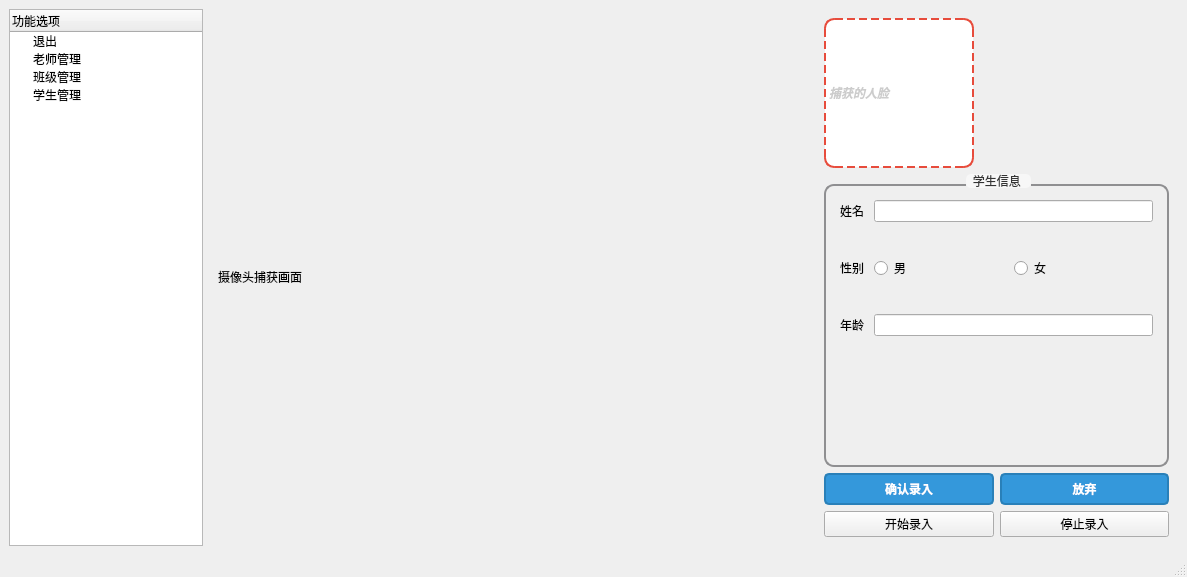
epocode/attendance_system, file ui_creator/admin_window.ui: the form before one commit.
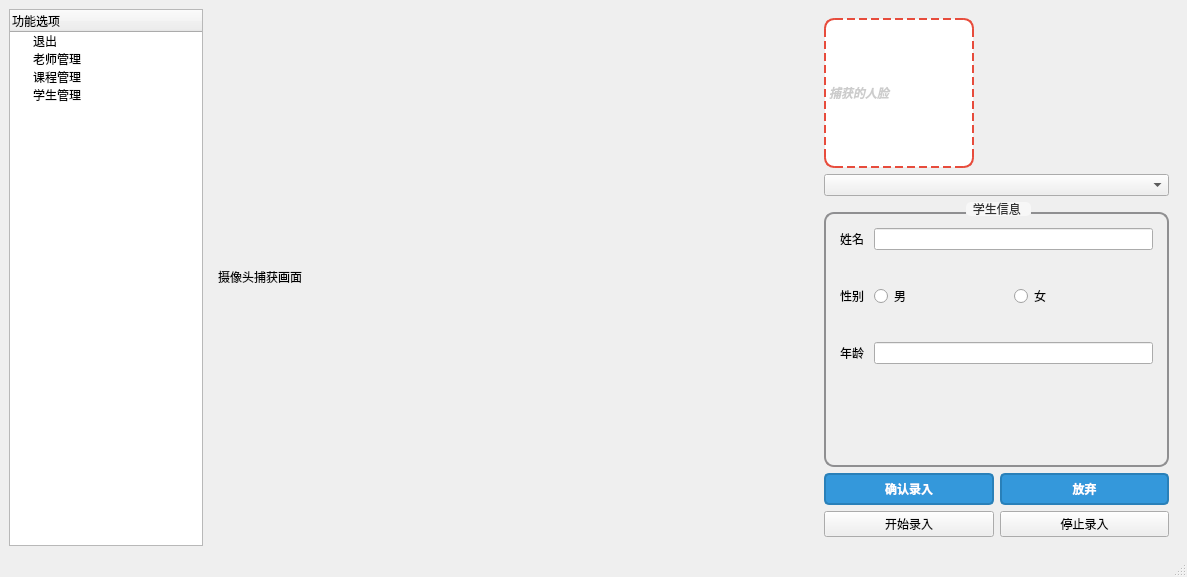
The form after the commit. The open tabs and pages were chosen to show the change.

Commit message: 重新修改了数据库和对应的操作文件。将原来的班级改成了现在的课程

The edit to the form file:
```diff
--- a/ui_creator/admin_window.ui
+++ b/ui_creator/admin_window.ui
@@ -17,6 +17,12 @@
    <layout class="QHBoxLayout" name="horizontalLayout_9" stretch="1,5">
     <item>
      <widget class="QTreeWidget" name="tree_widget">
+      <property name="styleSheet">
+       <string notr="true">QTreeWidget::item:selected {
+background-color:#2E3B4E;
+color: white;
+}</string>
+      </property>
       <column>
        <property name="text">
         <string>功能选项</string>
@@ -34,7 +40,7 @@
       </item>
       <item>
        <property name="text">
-        <string>班级管理</string>
+        <string>课程管理</string>
        </property>
       </item>
       <item>
@@ -135,7 +141,7 @@
          </widget>
         </item>
         <item>
-         <layout class="QVBoxLayout" name="verticalLayout_4" stretch="1,4,1,1">
+         <layout class="QVBoxLayout" name="verticalLayout_4" stretch="1,0,4,1,1">
           <item>
            <widget class="QLabel" name="label_face">
             <property name="enabled">
@@ -175,6 +181,9 @@
             </property>
            </widget>
           </item>
+          <item>
+           <widget class="QComboBox" name="combo_box_video_source"/>
+          </item>
           <item>
            <widget class="QGroupBox" name="groupBox">
             <property name="styleSheet">
```
Left out of the diff: 8 changed lines with no effect on the pictures. The commit also changes 16 other files.
